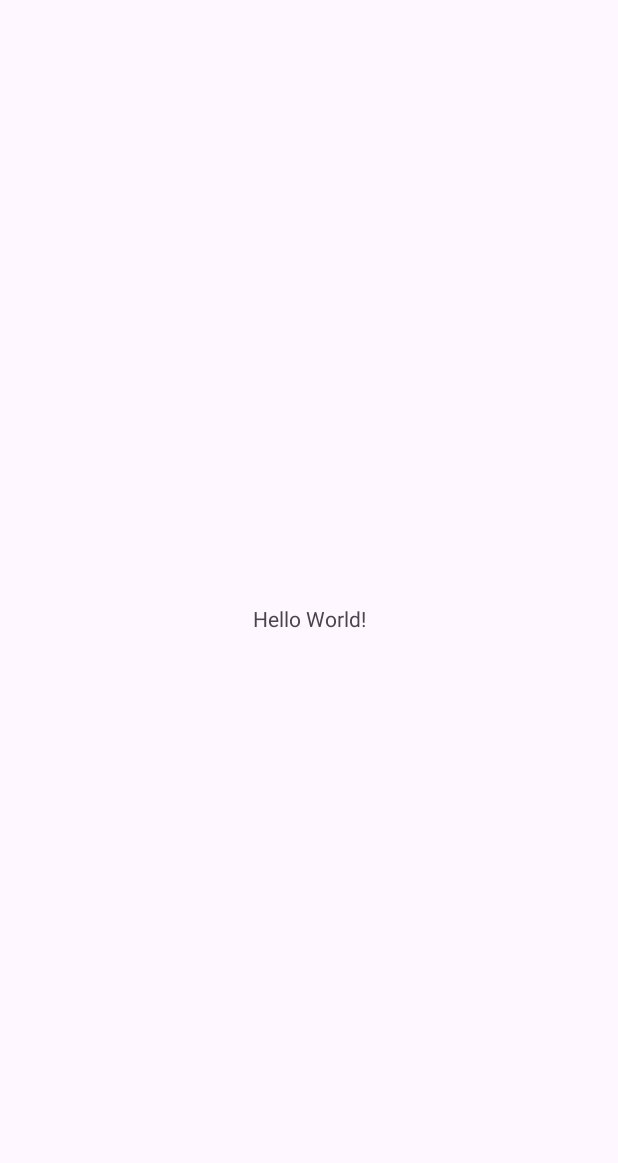
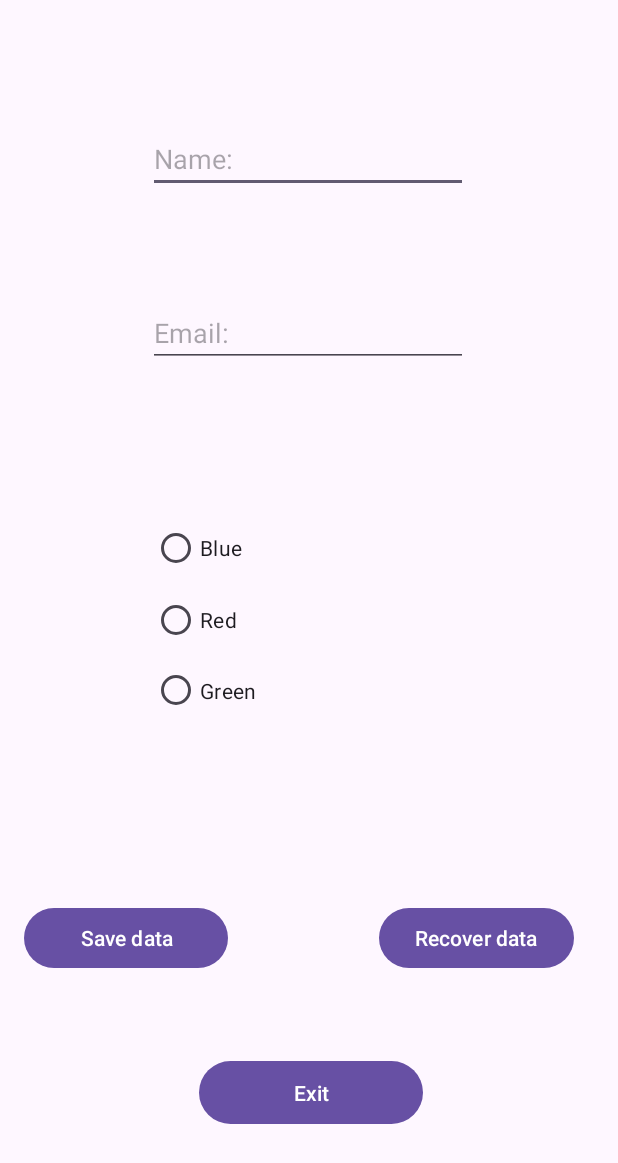
Before and after one commit to abdel1311fatah/App-12-AndroidStudio, an Android app: the screen it shows after launch (MainActivity), on a phone screen of 412 x 824 dp. Before the commit the part shown is almost empty. Shown: the top 1163 px of the screen. Run offline under Robolectric (Android 15) with nearby library versions, the phone set to English and light mode, and no system bars.

Commit message:
Color RadioGroup added

```diff
--- a/app/src/main/java/com/example/app12_2023_24/MainActivity.java
+++ b/app/src/main/java/com/example/app12_2023_24/MainActivity.java
@@ -1,14 +1,57 @@
 package com.example.app12_2023_24;
 
 import androidx.appcompat.app.AppCompatActivity;
+import androidx.constraintlayout.widget.ConstraintLayout;
 
+import android.graphics.Color;
 import android.os.Bundle;
+import android.view.View;
+import android.widget.EditText;
+import android.widget.LinearLayout;
+import android.widget.RadioButton;
+import android.widget.RadioGroup;
 
 public class MainActivity extends AppCompatActivity {
 
+    private EditText name;
+    private EditText email;
+    private RadioButton blue;
+    private RadioButton red;
+    private RadioButton green;
+    private ConstraintLayout constraintLayout;
+
     @Override
+
     protected void onCreate(Bundle savedInstanceState) {
         super.onCreate(savedInstanceState);
         setContentView(R.layout.activity_main);
+        constraintLayout = findViewById(R.id.constraintLayout);
+        name = (EditText) findViewById(R.id.editTextName);
+        email = (EditText) findViewById(R.id.editTextmailAddress);
+        blue = (RadioButton) findViewById(R.id.rbBlue);
+        red = (RadioButton) findViewById(R.id.rbRed);
+        green = (RadioButton) findViewById(R.id.rbGreen);
+    }
+
+    public void color(View view) {
+
+        // https://www.htcmania.com/showthread.php?t=338533
+        try {
+            if (blue.isChecked()) {
+                constraintLayout.setBackgroundColor(Color.BLUE);
+            } else if (red.isChecked()) {
+                constraintLayout.setBackgroundColor(Color.RED);
+            } else if (green.isChecked()) {
+                constraintLayout.setBackgroundColor(Color.GREEN);
+            }
+        } catch (RuntimeException e) {
+            e.printStackTrace();
+        }
+    }
+
+    public void exit(View view) {
+        finish();
+        System.exit(0);
+        // https://stackoverflow.com/questions/6014028/closing-application-with-exit-button
     }
 }
--- a/app/src/main/res/layout/activity_main.xml
+++ b/app/src/main/res/layout/activity_main.xml
@@ -2,17 +2,107 @@
 <androidx.constraintlayout.widget.ConstraintLayout xmlns:android="http://schemas.android.com/apk/res/android"
     xmlns:app="http://schemas.android.com/apk/res-auto"
     xmlns:tools="http://schemas.android.com/tools"
+    android:id="@+id/constraintLayout"
     android:layout_width="match_parent"
     android:layout_height="match_parent"
+    android:onClick="color"
     tools:context=".MainActivity">
 
-    <TextView
+    <EditText
+        android:id="@+id/editTextName"
         android:layout_width="wrap_content"
         android:layout_height="wrap_content"
-        android:text="Hello World!"
+        android:ems="10"
+        android:hint="Name:"
+        android:inputType="text"
+        app:layout_constraintBottom_toBottomOf="parent"
+        app:layout_constraintEnd_toEndOf="parent"
+        app:layout_constraintHorizontal_bias="0.497"
+        app:layout_constraintStart_toStartOf="parent"
+        app:layout_constraintTop_toTopOf="parent"
+        app:layout_constraintVertical_bias="0.107" />
+
+    <EditText
+        android:id="@+id/editTextmailAddress"
+        android:layout_width="wrap_content"
+        android:layout_height="wrap_content"
+        android:ems="10"
+        android:hint="Email:"
+        android:inputType="textEmailAddress"
+        app:layout_constraintBottom_toBottomOf="parent"
+        app:layout_constraintEnd_toEndOf="parent"
+        app:layout_constraintHorizontal_bias="0.497"
+        app:layout_constraintStart_toStartOf="parent"
+        app:layout_constraintTop_toTopOf="parent"
+        app:layout_constraintVertical_bias="0.256" />
+
+    <RadioGroup
+        android:id="@+id/radioGroup"
+        android:layout_width="209dp"
+        android:layout_height="142dp"
+        android:onClick="color"
         app:layout_constraintBottom_toBottomOf="parent"
         app:layout_constraintEnd_toEndOf="parent"
         app:layout_constraintStart_toStartOf="parent"
-        app:layout_constraintTop_toTopOf="parent" />
+        app:layout_constraintTop_toTopOf="parent">
 
+        <RadioButton
+            android:id="@+id/rbBlue"
+            android:onClick="color"
+            android:layout_width="match_parent"
+            android:layout_height="wrap_content"
+            android:text="Blue" />
+
+        <RadioButton
+            android:id="@+id/rbRed"
+            android:onClick="color"
+            android:layout_width="match_parent"
+            android:layout_height="wrap_content"
+            android:text="Red" />
+
+        <RadioButton
+            android:id="@+id/rbGreen"
+            android:onClick="color"
+            android:layout_width="match_parent"
+            android:layout_height="wrap_content"
+            android:text="Green" />
+    </RadioGroup>
+
+    <Button
+        android:id="@+id/save"
+        android:layout_width="wrap_content"
+        android:layout_height="wrap_content"
+        android:hint="Save changes"
+        android:text="Save data"
+        app:layout_constraintBottom_toBottomOf="parent"
+        app:layout_constraintEnd_toEndOf="parent"
+        app:layout_constraintHorizontal_bias="0.058"
+        app:layout_constraintStart_toStartOf="parent"
+        app:layout_constraintTop_toTopOf="parent"
+        app:layout_constraintVertical_bias="0.775" />
+
+    <Button
+        android:id="@+id/recover"
+        android:layout_width="wrap_content"
+        android:layout_height="wrap_content"
+        android:text="Recover data"
+        app:layout_constraintBottom_toBottomOf="parent"
+        app:layout_constraintEnd_toEndOf="parent"
+        app:layout_constraintHorizontal_bias="0.896"
+        app:layout_constraintStart_toStartOf="parent"
+        app:layout_constraintTop_toTopOf="parent"
+        app:layout_constraintVertical_bias="0.775" />
+
+    <Button
+        android:id="@+id/exit"
+        android:layout_width="149dp"
+        android:layout_height="50dp"
+        android:onClick="exit"
+        android:text="Exit"
+        app:layout_constraintBottom_toBottomOf="parent"
+        app:layout_constraintEnd_toEndOf="parent"
+        app:layout_constraintHorizontal_bias="0.504"
+        app:layout_constraintStart_toStartOf="parent"
+        app:layout_constraintTop_toTopOf="parent"
+        app:layout_constraintVertical_bias="0.909" />
 </androidx.constraintlayout.widget.ConstraintLayout>
```
